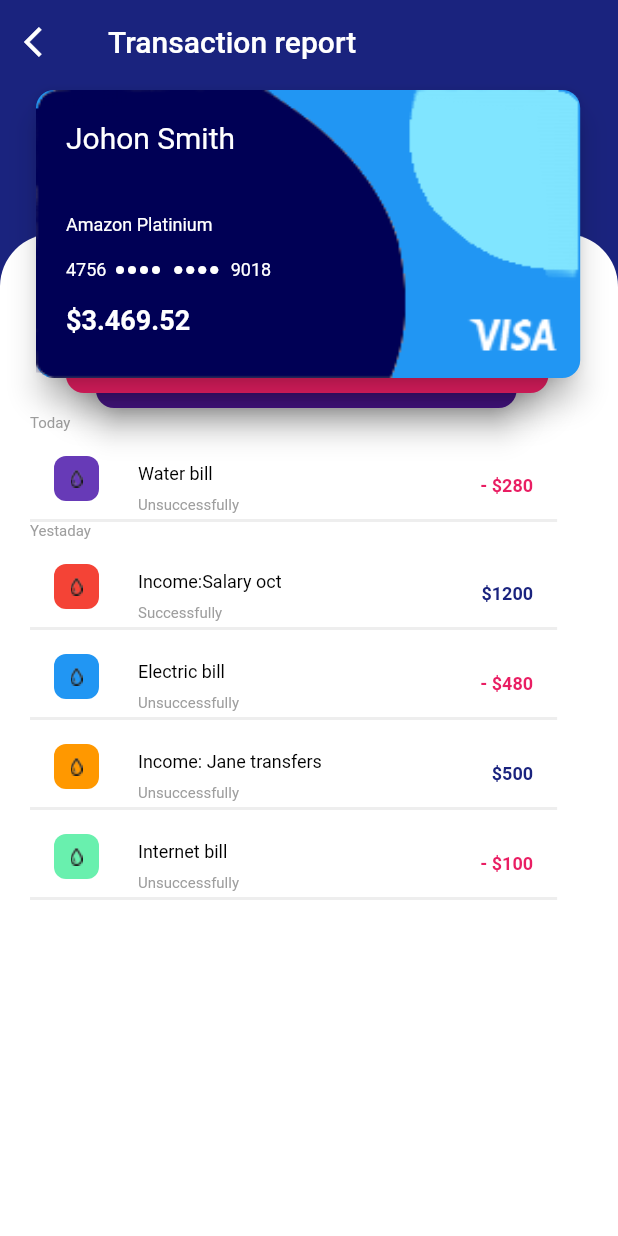
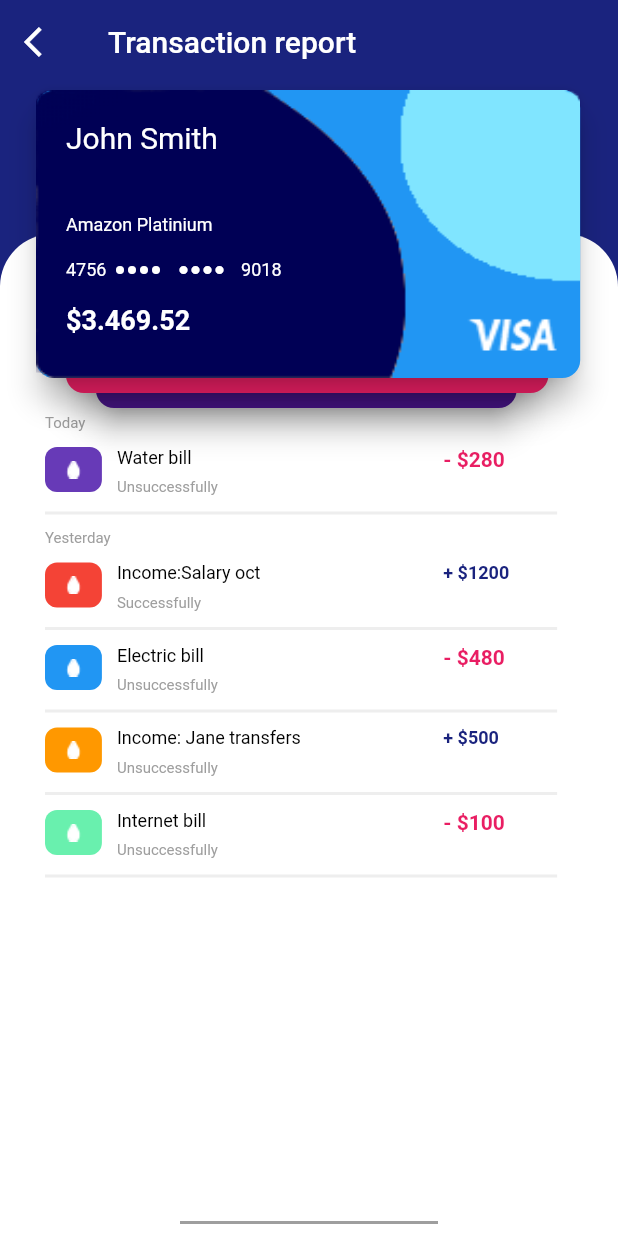
Before and after one commit to andim27/Card-Transactions, a Flutter app: the screen it shows after launch, on a phone screen of 412 x 824 dp. Run offline on Flutter 3.47's test engine with Material 2 defaults, Android fonts, the phone set to English and light mode, and no system bars.

Commit message:
card_transaction_list_row fix

```diff
--- a/lib/Models/models.dart
+++ b/lib/Models/models.dart
@@ -27,24 +27,19 @@ class TransactionItemsModel {
   {
     this.items = new List<TransactionModel>();
     this.items.add(new TransactionModel(description: 'Income:Salary oct', status: 'Successfully', sum: 1200));
-    this.items.add(new TransactionModel(description: 'Electric bill',status: 'Unsuccessfully',sum: -480));
-    this.items.add(new TransactionModel(description: 'Income: Jane transfers',status: 'Unsuccessfully',sum: 500));
-    this.items.add(new TransactionModel(description: 'Internet bill',status: 'Unsuccessfully',sum: -100));
+    this.items.add(new TransactionModel(description: 'Electric bill', status: 'Unsuccessfully', sum: -480));
+    this.items.add(new TransactionModel(description: 'Income: Jane transfers', status: 'Unsuccessfully', sum: 500));
+    this.items.add(new TransactionModel(description: 'Internet bill', status: 'Unsuccessfully', sum: -100));
     return this.items;
   }
 }
 
 // -- Card --
 class CardModel {
-  final String userName;
-  final String bankName;
-  final BigInt cardNumber;
-  final double sum;
-
-  CardModel({
-    this.userName,
-    this.bankName,
-    this.cardNumber,
-    this.sum
-  });
+  final String userName='John Smith';
+  final String bankName ='Amazon Platinium';
+  final String cardNumber = '475612345679018';
+  final String cardNumberLeft  = '4756';
+  final String cardNumberRight = '9018';
+  final String sum ='3.469.52';
 }
--- a/lib/Pages/TransactionPage.dart
+++ b/lib/Pages/TransactionPage.dart
@@ -15,7 +15,6 @@ class TransactionPage extends StatefulWidget {
 class _TransactionPageState extends State<TransactionPage> {
   int _counter = 0;
 
-
   void _incrementCounter() {
     setState(() {
       _counter++;
@@ -26,9 +25,8 @@ class _TransactionPageState extends State<TransactionPage> {
   Widget build(BuildContext context) {
     return Scaffold(
         appBar: AppBar(
-        leading: IconButton(
-                      icon: Icon(Icons.arrow_back_ios, color: Colors.white)
-        ),
+          leading:
+              IconButton(icon: Icon(Icons.arrow_back_ios, color: Colors.white)),
           title: Text(widget.title),
         ),
         body: Center(
@@ -39,25 +37,27 @@ class _TransactionPageState extends State<TransactionPage> {
                 decoration: BoxDecoration(
                     color: Colors.white,
                     //shape: BoxShape.rectangle,
-                    borderRadius:  BorderRadius.only(
+                    borderRadius: BorderRadius.only(
                         topLeft: Radius.circular(35.0),
-                              topRight: Radius.circular(35.0)
-                    )
-                  )
-                ),
-                Positioned(child: new TransactionItems(),top: 200,width: MediaQuery.of(context).size.width*0.95),
-                Positioned(child: Stack(children: <Widget>[
-                                        Positioned(child: new BankCard(cardNumber:3),top: 0,left: 40),
-                                        Positioned(child: new BankCard(cardNumber:2),top: -10, left: 20),
-                                        Positioned(child: new BankCard(cardNumber:1),top: -20),
+                        topRight: Radius.circular(35.0)))),
+            Positioned(
+                child: new TransactionItems(),
+                top: 200,
+                width: MediaQuery.of(context).size.width * 0.95),
+            Positioned(
+                child: Stack(children: <Widget>[
+              Positioned(child: new BankCard(cardNumber: 3), top: 0, left: 40),
+              Positioned(
+                  child: new BankCard(cardNumber: 2), top: -10, left: 20),
+              Positioned(child: new BankCard(cardNumber: 1), top: -20),
             ]))
-
           ],
-            )
-
-
-      ),
-
-    );
+        )),
+        bottomNavigationBar: Container(
+            height: 18,
+            color: Colors.white,
+            child: Padding(
+                padding: EdgeInsets.fromLTRB(120, 8, 120, 8),
+                child: Container(color: Colors.grey))));
   }
 }
--- a/lib/Widgets/bank_card_view.dart
+++ b/lib/Widgets/bank_card_view.dart
@@ -1,6 +1,6 @@
 import 'package:flutter/cupertino.dart';
 import 'package:flutter/material.dart';
-import 'package:flutter_svg/flutter_svg.dart';
+import '../Models/models.dart';
 
 class BankCardView extends StatefulWidget {
   BankCardView({Key key}) : super(key: key);
@@ -10,11 +10,11 @@ class BankCardView extends StatefulWidget {
 }
 
 class _BankCardViewState extends State<BankCardView> {
-  TextStyle userNameStyle = TextStyle(color: Colors.white,fontSize:20);
-  TextStyle cardNameStyle = TextStyle(color: Colors.white,fontSize:12);
-  TextStyle accountNameStyle = TextStyle(color: Colors.white,fontSize:12);
-  TextStyle sumNameStyle     = TextStyle(color: Colors.white,fontSize:18,fontWeight: FontWeight.bold);
-
+  TextStyle userNameStyle = TextStyle(color: Colors.white, fontSize: 20);
+  TextStyle cardNameStyle = TextStyle(color: Colors.white, fontSize: 12);
+  TextStyle accountNameStyle = TextStyle(color: Colors.white, fontSize: 12);
+  TextStyle sumNameStyle = TextStyle(color: Colors.white, fontSize: 18, fontWeight: FontWeight.bold);
+  CardModel cardModel = new CardModel();
   @override
   Widget build(BuildContext context) {
     return Container(
@@ -29,17 +29,17 @@ class _BankCardViewState extends State<BankCardView> {
             ),
           ),
           Container(
-              margin: EdgeInsets.fromLTRB(20, 20,0,0),
+              margin: EdgeInsets.fromLTRB(20, 20, 0, 0),
               child: Column(
                   crossAxisAlignment: CrossAxisAlignment.start,
                   children: <Widget>[
                     Padding(
                       padding: const EdgeInsets.only(bottom: 40),
-                   child: Text('Johon Smith',style: userNameStyle),
+                      child: Text(cardModel.userName, style: userNameStyle),
                     ),
                     Padding(
                       padding: const EdgeInsets.only(bottom: 15),
-                   child: Text('Amazon Platinium',style: cardNameStyle),
+                      child: Text(cardModel.bankName, style: cardNameStyle),
                     ),
                     Padding(
                       padding: const EdgeInsets.only(bottom: 15),
@@ -47,19 +47,20 @@ class _BankCardViewState extends State<BankCardView> {
                         children: <Widget>[
                           Padding(
                             padding: const EdgeInsets.only(right: 5),
-                         child: Text('4756',style: accountNameStyle),
+                            child: Text(cardModel.cardNumberLeft, style: accountNameStyle),
                           ),
-                       for (int i = 0; i < 4; i++) Icon(Icons.fiber_manual_record,color: Colors.white, size: 8),
-                       Text('  '),
-                       for (int i = 0; i < 4; i++) Icon(Icons.fiber_manual_record,color: Colors.white, size: 8),
-                       Text('  '),
-                       Text('9018',style: accountNameStyle),
+                          for (int i = 0; i < 4; i++)
+                            Icon(Icons.fiber_manual_record, color: Colors.white, size: 8),
+                          Text('   '),
+                          for (int i = 0; i < 4; i++)
+                            Icon(Icons.fiber_manual_record, color: Colors.white, size: 8),
+                          Text('   '),
+                          Text(cardModel.cardNumberRight, style: accountNameStyle),
                         ],
                       ),
                     ),
-                 Text('\$3.469.52',style: sumNameStyle),
-              ])
-            )
+                    Text('\$'+cardModel.sum, style: sumNameStyle),
+                  ]))
         ],
       ),
     );
--- a/lib/Widgets/transaction_item_view.dart
+++ b/lib/Widgets/transaction_item_view.dart
@@ -6,42 +6,71 @@ class TransactionItemView extends StatefulWidget {
   int dayIndex;
   int itemIndex;
   List items;
-  TransactionItemView({Key key, this.dayIndex, this.itemIndex,this.items}) : super(key: key);
+  TransactionItemView({Key key, this.dayIndex, this.itemIndex, this.items})
+      : super(key: key);
 
   @override
   _TransactionItemViewState createState() => _TransactionItemViewState();
 }
 
 class _TransactionItemViewState extends State<TransactionItemView> {
-   TextStyle itemTitleStyle    = TextStyle(color: Colors.black,fontSize:12);
-   TextStyle subitemTitleStyle = TextStyle(color: Colors.grey,fontSize:10);
-   TextStyle sumPlusTitleStyle     = TextStyle(color: AppColors.sumPlusColor,fontSize:12,fontWeight: FontWeight.bold);
-   TextStyle sumMinusTitleStyle    = TextStyle(color: AppColors.sumMinusColor,fontSize:12,fontWeight: FontWeight.bold);
+  TextStyle itemTitleStyle = TextStyle(color: Colors.black, fontSize: 12);
+  TextStyle subitemTitleStyle = TextStyle(color: Colors.grey, fontSize: 10);
+  TextStyle sumPlusTitleStyle = TextStyle(color: AppColors.sumPlusColor, fontSize: 12, fontWeight: FontWeight.bold);
+  TextStyle sumMinusTitleStyle = TextStyle(color: AppColors.sumMinusColor, fontSize: 14, fontWeight: FontWeight.bold);
 
   @override
   Widget build(BuildContext context) {
     print("ItemsView $widget.items");
     String description = widget.items[widget.itemIndex].description;
-    String status      = widget.items[widget.itemIndex].status;
-    String sumStr      = "\$";
+    String status = widget.items[widget.itemIndex].status;
+    String sumStr = "\$";
     bool isSumMinus = false;
     if (widget.items[widget.itemIndex].sum > 0) {
-        sumStr = sumStr + widget.items[widget.itemIndex].sum.toString();
+      sumStr = '+ ' + sumStr + widget.items[widget.itemIndex].sum.toString();
     } else {
       isSumMinus = true;
-        sumStr = "- "+sumStr + widget.items[widget.itemIndex].sum.abs().toString();
+      sumStr = '- ' + sumStr + widget.items[widget.itemIndex].sum.abs().toString();
     }
     return Container(
       child: Column(
         children: <Widget>[
           Container(
-                height: 60,
-                decoration: BoxDecoration(border:Border(bottom: BorderSide(color:Colors.grey[200],width:2))),
-                child: ListTile(
-                  leading: TransactionItemIcon(dayIndex: widget.dayIndex, itemIndex: widget.itemIndex),
-                  title: Text(description, style: itemTitleStyle),
-                  subtitle: Text(status, style: subitemTitleStyle),
-                  trailing: Text(sumStr,style: (isSumMinus)?sumMinusTitleStyle:sumPlusTitleStyle),
+            height: 55,
+            padding: EdgeInsets.fromLTRB(0, 10, 0, 10),
+            alignment: Alignment.topCenter,
+            decoration: BoxDecoration(
+                border: Border(
+                    bottom: BorderSide(color: Colors.grey[200], width: 2))),
+            child: Row(
+              crossAxisAlignment: CrossAxisAlignment.start,
+              children: <Widget>[
+                Expanded(
+                    flex: 10,
+                    child: TransactionItemIcon(
+                        dayIndex: widget.dayIndex,
+                        itemIndex: widget.itemIndex)),
+                Expanded(
+                  flex: 60,
+                  child: Container(
+                    margin: EdgeInsets.only(left: 10),
+                    child: Column(
+                      crossAxisAlignment: CrossAxisAlignment.start,
+                      children: <Widget>[
+                        Text(description, style: itemTitleStyle),
+                        Spacer(),
+                        Text(status, style: subitemTitleStyle)
+                      ],
+                    ),
+                  ),
+                ),
+                Expanded(
+                    flex: 20,
+                    child: Text(sumStr,
+                        style: (isSumMinus)
+                            ? sumMinusTitleStyle
+                            : sumPlusTitleStyle))
+              ],
             ),
           )
         ],
--- a/lib/Widgets/transaction_items.dart
+++ b/lib/Widgets/transaction_items.dart
@@ -12,7 +12,7 @@ class TransactionItems extends StatefulWidget {
 }
 
 class _TransactionItemsState extends State<TransactionItems> {
-  TextStyle dayTitleStyle = TextStyle(color: Colors.grey,fontSize:10);
+  TextStyle dayTitleStyle = TextStyle(color: Colors.grey, fontSize: 10);
   int _todayCnt = 1;
   int _yestadayCnt = 4;
   List<TransactionModel> _itemsToday;
@@ -20,25 +20,26 @@ class _TransactionItemsState extends State<TransactionItems> {
 
   @override
   Widget build(BuildContext context) {
-
     var trItems = new TransactionItemsModel();
-    this._itemsToday    = trItems.takeTodayItems();
+    this._itemsToday = trItems.takeTodayItems();
     this._itemsYesteday = trItems.takeYestadayItems();
 
     return Padding(
-      padding: const EdgeInsets.fromLTRB(20, 20,20,0),
+      padding: const EdgeInsets.fromLTRB(30, 20, 20, 0),
       child: Center(
-         child: Column(
-           crossAxisAlignment: CrossAxisAlignment.start,
-           children:  <Widget>[
-             Text("Today", style: dayTitleStyle),
-             for (int i = 0; i < _todayCnt; i++) TransactionItemView(dayIndex:0, itemIndex:i, items: this._itemsToday),
-             Text('Yestaday', style: dayTitleStyle),
-             for (int i = 0; i < _yestadayCnt; i++) TransactionItemView(dayIndex:1, itemIndex:i, items: this._itemsYesteday),
-           ]
-           )
-
-      ),
+          child: Column(
+              crossAxisAlignment: CrossAxisAlignment.start,
+              children: <Widget>[
+            Text("Today", style: dayTitleStyle),
+            for (int i = 0; i < _todayCnt; i++)
+              TransactionItemView(dayIndex: 0, itemIndex: i, items: this._itemsToday),
+            Padding(
+              padding: const EdgeInsets.only(top: 10),
+              child: Text('Yesterday', style: dayTitleStyle),
+            ),
+            for (int i = 0; i < _yestadayCnt; i++)
+              TransactionItemView(dayIndex: 1, itemIndex: i, items: this._itemsYesteday),
+          ])),
     );
   }
 }
```
Also changed, not shown: lib/Widgets/bank_card.dart (+11 -10 lines), assets/images/card-design-visa-img.png, assets/images/icon-drop.png. Lines whose indentation alone changed are shown as unchanged.
